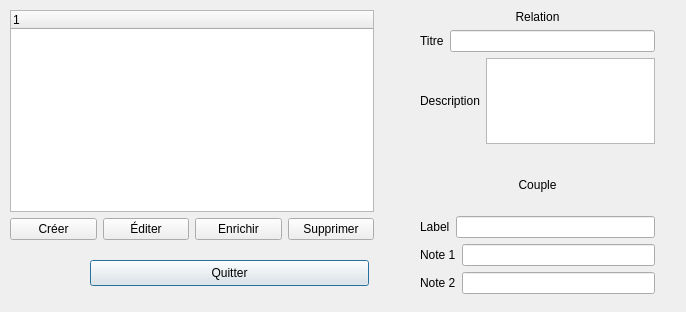
Before: the Qt Designer form PluriNotes/relationviewer.ui in hugochabs/LO21_plurinotes, drawn with Qt 5.
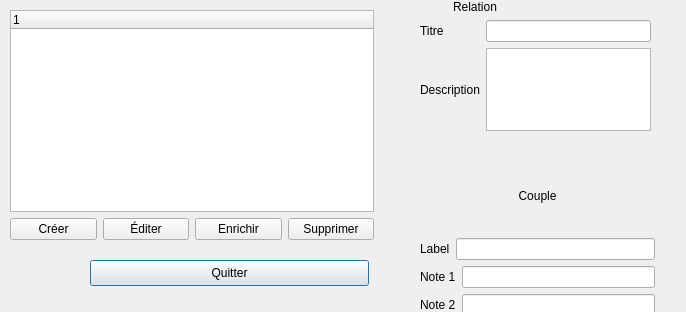
After: the same form once the commit is applied.

The edit to the form file:
```diff
--- a/PluriNotes/relationviewer.ui
+++ b/PluriNotes/relationviewer.ui
@@ -32,7 +32,7 @@
      <x>420</x>
      <y>160</y>
      <width>235</width>
-     <height>134</height>
+     <height>156</height>
     </rect>
    </property>
    <layout class="QVBoxLayout" name="verticalLayout_3">
@@ -151,49 +151,38 @@
    <property name="geometry">
     <rect>
      <x>420</x>
-     <y>10</y>
-     <width>235</width>
-     <height>134</height>
+     <y>0</y>
+     <width>231</width>
+     <height>131</height>
     </rect>
    </property>
-   <layout class="QVBoxLayout" name="verticalLayout_2">
-    <item>
-     <widget class="QLabel" name="label_3">
-      <property name="text">
-       <string>Relation</string>
-      </property>
-      <property name="alignment">
-       <set>Qt::AlignCenter</set>
-      </property>
-     </widget>
-    </item>
-    <item>
-     <layout class="QHBoxLayout" name="horizontalLayout_2">
-      <item>
+   <layout class="QGridLayout" name="gridLayout_2">
+    <item row="0" column="1" colspan="2">
        <widget class="QLabel" name="label">
         <property name="text">
+       <string>Relation</string>
+      </property>
+     </widget>
+    </item>
+    <item row="1" column="0">
+     <widget class="QLabel" name="label_2">
+      <property name="text">
          <string>Titre</string>
         </property>
        </widget>
       </item>
-      <item>
+    <item row="1" column="2">
        <widget class="QLineEdit" name="title"/>
       </item>
-     </layout>
-    </item>
-    <item>
-     <layout class="QHBoxLayout" name="horizontalLayout_3">
-      <item>
-       <widget class="QLabel" name="label_2">
+    <item row="2" column="0" colspan="2">
+     <widget class="QLabel" name="label_3">
         <property name="text">
          <string>Description</string>
         </property>
        </widget>
       </item>
-      <item>
+    <item row="2" column="2">
        <widget class="QTextEdit" name="description"/>
-      </item>
-     </layout>
     </item>
    </layout>
   </widget>
```
Left out of the diff: 2 changed lines with no effect on the pictures. Lines whose indentation alone changed are shown as unchanged.
